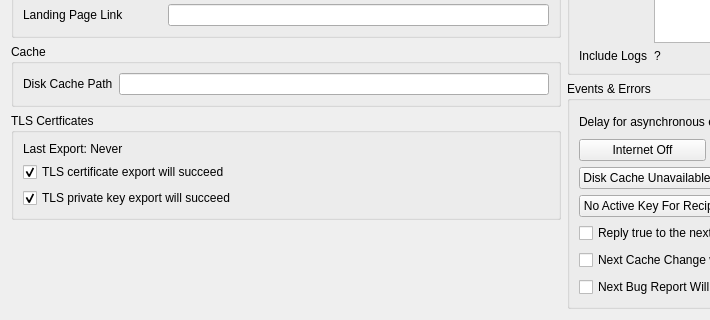
Above: internal/frontend/bridge-gui/bridge-gui-tester/Tabs/SettingsTab.ui from ProtonMail/proton-bridge before the change; both pictures show x 0 to 710 and y 488 to 808 of the 1127 by 808 pixel window. Below: the same form after it.
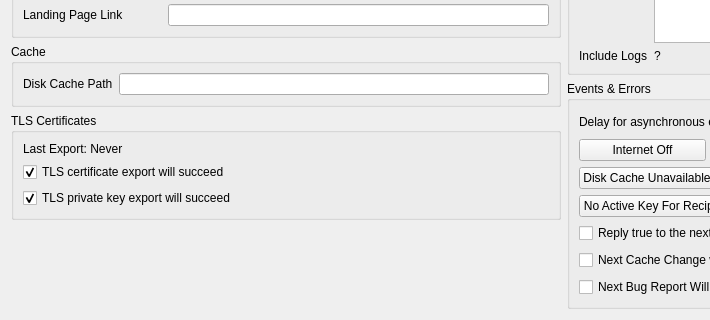
That is the form after the change.

```diff
--- a/internal/frontend/bridge-gui/bridge-gui-tester/Tabs/SettingsTab.ui
+++ b/internal/frontend/bridge-gui/bridge-gui-tester/Tabs/SettingsTab.ui
@@ -378,7 +378,7 @@
           </size>
          </property>
          <property name="title">
-          <string>TLS Certficates</string>
+          <string>TLS Certificates</string>
          </property>
          <layout class="QVBoxLayout" name="verticalLayout_9">
           <item>
```
